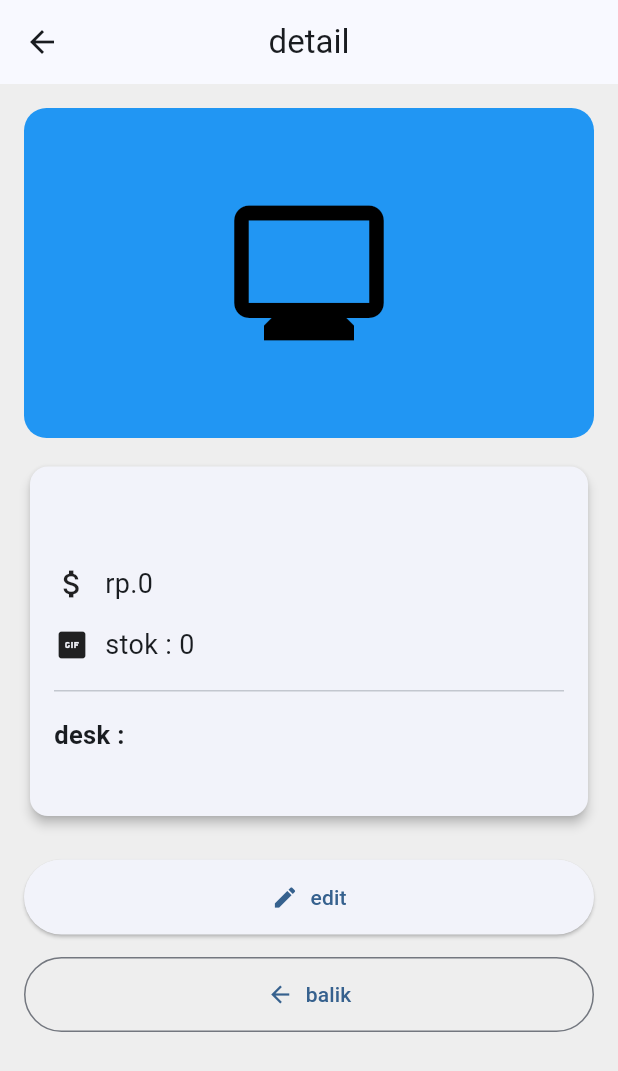
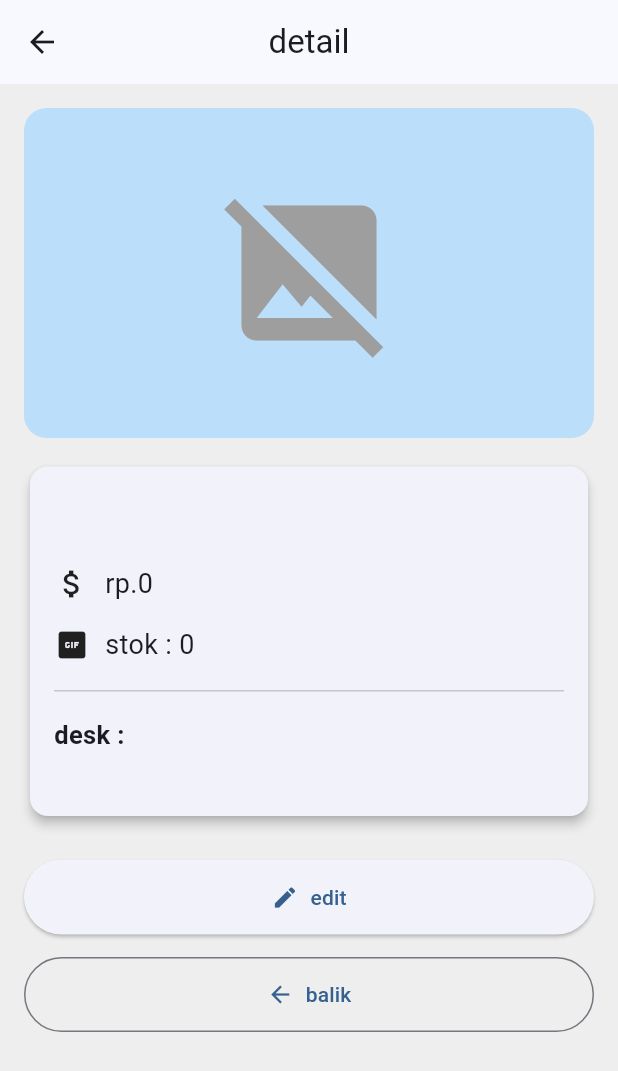
Before and after one commit to rasyanaj09-glitch/fl-laravel, a Flutter app: the Detail screen opened directly with empty values, on a phone screen of 412 x 824 dp. Shown: the top 1071 px of the screen. Run offline on Flutter 3.47's test engine with Material 3 defaults, Android fonts, the phone set to English and light mode, and no system bars; our stand-ins replace image_picker.

Commit message:
Update project 2

```diff
--- a/lib/screens/detail.dart
+++ b/lib/screens/detail.dart
@@ -1,6 +1,7 @@
 import 'package:flutter/material.dart';
 import 'package:ner_12_s1_p1/produk/produk.dart';
 import 'package:ner_12_s1_p1/screens/edit.dart';
+import 'package:ner_12_s1_p1/service/api_se.dart';
 
 class Detail extends StatefulWidget {
   final Produk produk;
@@ -25,6 +26,8 @@ class _DetailState extends State<Detail> {
 
   @override
   Widget build(BuildContext context) {
+    final imageUrl = ApiService.getImageUrl(_currentProduk.gambar);
+
     return Scaffold(
       appBar: AppBar(
         title: const Text("detail"),
@@ -45,16 +48,35 @@ class _DetailState extends State<Detail> {
                 height: 220,
                 width: double.infinity,
                 decoration: BoxDecoration(
-                  color: Colors.blue,
+                  color: Colors.blue.shade100,
                   borderRadius: BorderRadius.circular(15),
                 ),
-                child: const Center(
-                  child: Icon(
-                    Icons.monitor,
-                    size: 120,
-                    color: Colors.black,
-                  ),
-                ),
+                child: imageUrl.isNotEmpty
+                    ? ClipRRect(
+                        borderRadius: BorderRadius.circular(15),
+                        child: Image.network(
+                          imageUrl,
+                          fit: BoxFit.contain,
+                          width: double.infinity,
+                          height: 220,
+                          errorBuilder: (context, error, stackTrace) {
+                            return const Center(
+                              child: Icon(
+                                Icons.broken_image,
+                                size: 120,
+                                color: Colors.grey,
+                              ),
+                            );
+                          },
+                        ),
+                      )
+                    : const Center(
+                        child: Icon(
+                          Icons.image_not_supported,
+                          size: 120,
+                          color: Colors.grey,
+                        ),
+                      ),
               ),
             ),
             const SizedBox(height: 15),
```
